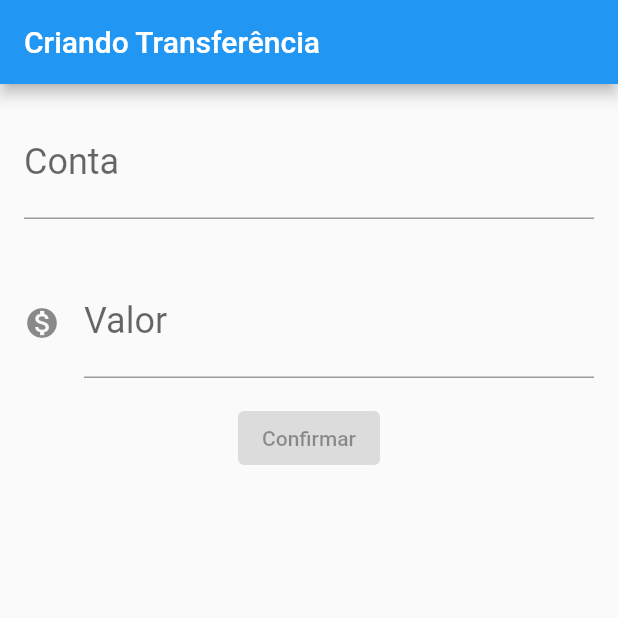
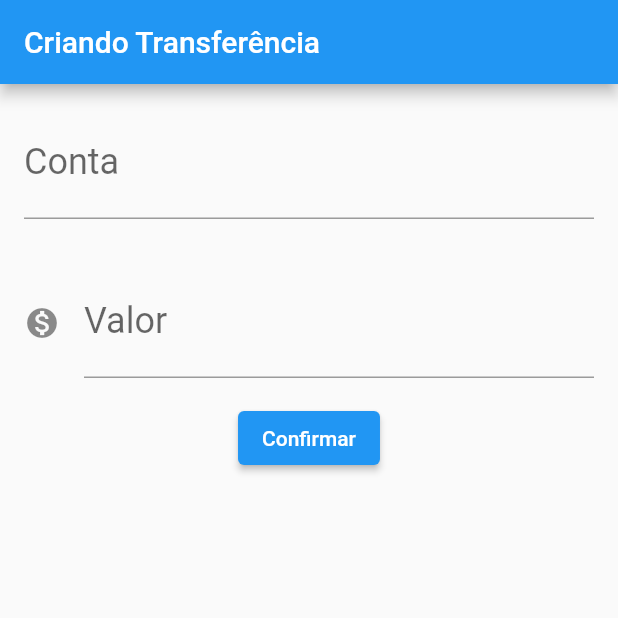
Before and after one commit to EduardoMarques-Dev/ByteBank-Flutter, a Flutter app: the screen it shows after launch, on a phone screen of 412 x 824 dp, the top half of it. Run offline on Flutter 3.47's test engine with Material 2 defaults, Android fonts, the phone set to English and light mode, and no system bars.

Commit message:
Aula: Criando Transferência

```diff
--- a/lib/main.dart
+++ b/lib/main.dart
@@ -16,7 +16,8 @@ class ByteBankApp extends StatelessWidget {
 }
 
 class FormularioTransferencia extends StatelessWidget {
-  const FormularioTransferencia({Key? key}) : super(key: key);
+  final TextEditingController _controladorCampoConta = TextEditingController();
+  final TextEditingController _controladorCampoValor = TextEditingController();
 
   @override
   Widget build(BuildContext context) {
@@ -27,18 +28,20 @@ class FormularioTransferencia extends StatelessWidget {
         body: Column(
           children: [
             Padding(
-              padding: const EdgeInsets.all(16.0),
+              padding: EdgeInsets.all(16.0),
               child: TextField(
+                controller: _controladorCampoConta,
                 style: TextStyle(fontSize: 24.0),
                 decoration: InputDecoration(
                   labelText: 'Conta',
-                  hintText: 'xx-0000',
+                  hintText: '0000',
                 ),
               ),
             ),
             Padding(
-              padding: const EdgeInsets.all(16.0),
+              padding: EdgeInsets.all(16.0),
               child: TextField(
+                controller: _controladorCampoValor,
                 style: TextStyle(fontSize: 24.0),
                 keyboardType: TextInputType.number,
                 decoration: InputDecoration(
@@ -48,7 +51,20 @@ class FormularioTransferencia extends StatelessWidget {
                 ),
               ),
             ),
-            ElevatedButton(onPressed: null, child: Text('Confirmar')),
+            ElevatedButton(
+              onPressed: () {
+                debugPrint('clicou no confirmar');
+                final int? conta = int.tryParse(_controladorCampoConta.text);
+                final double? valor =
+                    double.tryParse(_controladorCampoValor.text);
+                if (conta != null && valor != null) {
+                  final transferenciaCriada =
+                      Transferencia(valor.toDouble(), conta.toInt());
+                  debugPrint('$transferenciaCriada');
+                }
+              },
+              child: Text('Confirmar'),
+            ),
           ],
         ));
   }
@@ -63,9 +79,9 @@ class ListaTransferencias extends StatelessWidget {
       ),
       body: Column(
         children: <Widget>[
-          ItemTransferencia(Transferencia(100.0, 'Conta A')),
-          ItemTransferencia(Transferencia(200.0, 'Conta B')),
-          ItemTransferencia(Transferencia(400.0, 'Conta D')),
+          ItemTransferencia(Transferencia(100.0, 1)),
+          ItemTransferencia(Transferencia(200.0, 2)),
+          ItemTransferencia(Transferencia(400.0, 3)),
         ],
       ),
       floatingActionButton: FloatingActionButton(
@@ -95,7 +111,12 @@ class ItemTransferencia extends StatelessWidget {
 
 class Transferencia {
   final double valor;
-  final String Conta;
+  final int Conta;
 
   Transferencia(this.valor, this.Conta);
+
+  @override
+  String toString() {
+    return 'Transferencia{valor: $valor, Conta: $Conta}';
+  }
 }
```
